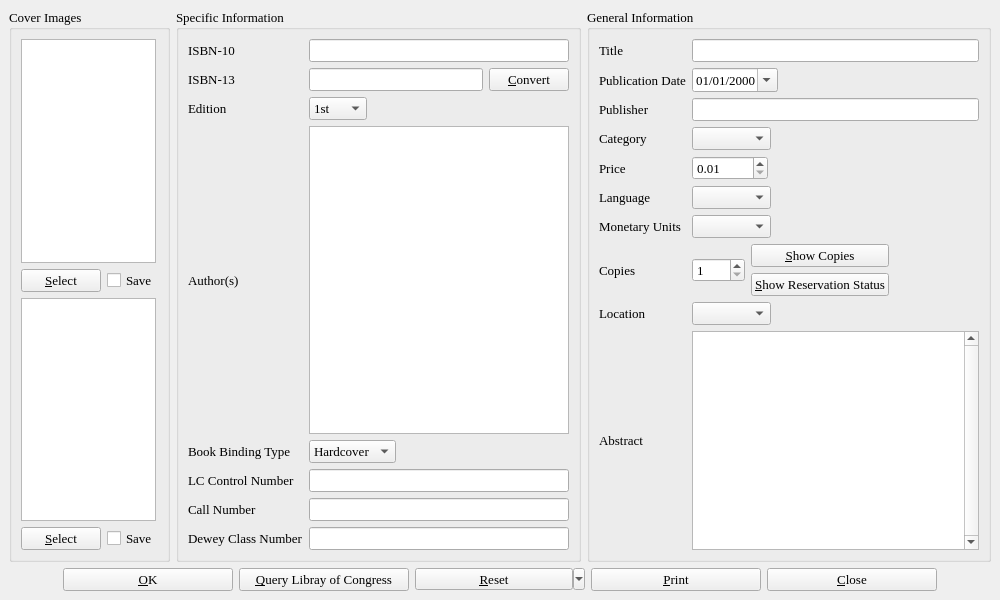
Old version of the form bookinfo.ui in the repository textbrowser/biblioteq.
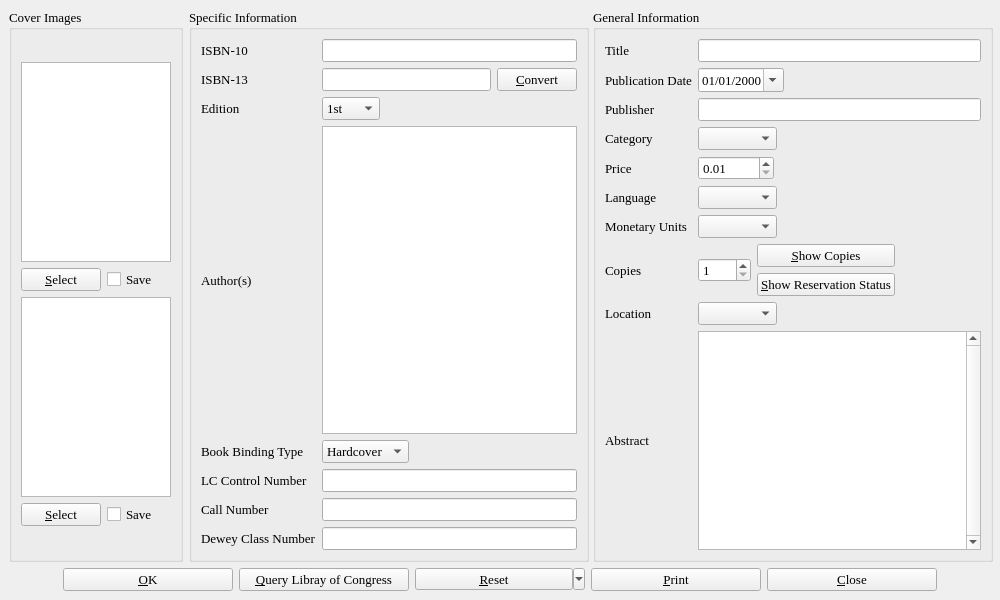
New version of the form. Icons and pictures are not drawn.

The edit to the form file:
```diff
--- a/bookinfo.ui
+++ b/bookinfo.ui
@@ -46,12 +46,31 @@
          <string>Cover Images</string>
         </property>
         <layout class="QVBoxLayout" >
+         <item>
+          <spacer>
+           <property name="orientation" >
+            <enum>Qt::Vertical</enum>
+           </property>
+           <property name="sizeHint" >
+            <size>
+             <width>20</width>
+             <height>40</height>
+            </size>
+           </property>
+          </spacer>
+         </item>
          <item>
           <widget class="QGraphicsView" name="front_image" >
+           <property name="minimumSize" >
+            <size>
+             <width>150</width>
+             <height>200</height>
+            </size>
+           </property>
            <property name="maximumSize" >
             <size>
-             <width>135</width>
-             <height>16777215</height>
+             <width>150</width>
+             <height>200</height>
             </size>
            </property>
            <property name="toolTip" >
@@ -85,18 +104,21 @@
          </item>
          <item>
           <widget class="QGraphicsView" name="back_image" >
+           <property name="minimumSize" >
+            <size>
+             <width>150</width>
+             <height>200</height>
+            </size>
+           </property>
            <property name="maximumSize" >
             <size>
-             <width>135</width>
-             <height>16777215</height>
+             <width>150</width>
+             <height>200</height>
             </size>
            </property>
            <property name="toolTip" >
             <string>Back Cover Image</string>
            </property>
-           <property name="frameShadow" >
-            <enum>QFrame::Sunken</enum>
-           </property>
            <property name="verticalScrollBarPolicy" >
             <enum>Qt::ScrollBarAsNeeded</enum>
            </property>
@@ -123,6 +145,19 @@
            </item>
           </layout>
          </item>
+         <item>
+          <spacer>
+           <property name="orientation" >
+            <enum>Qt::Vertical</enum>
+           </property>
+           <property name="sizeHint" >
+            <size>
+             <width>20</width>
+             <height>40</height>
+            </size>
+           </property>
+          </spacer>
+         </item>
         </layout>
        </widget>
       </item>
```
Left out of the diff: 3 changed lines with no effect on the pictures.
